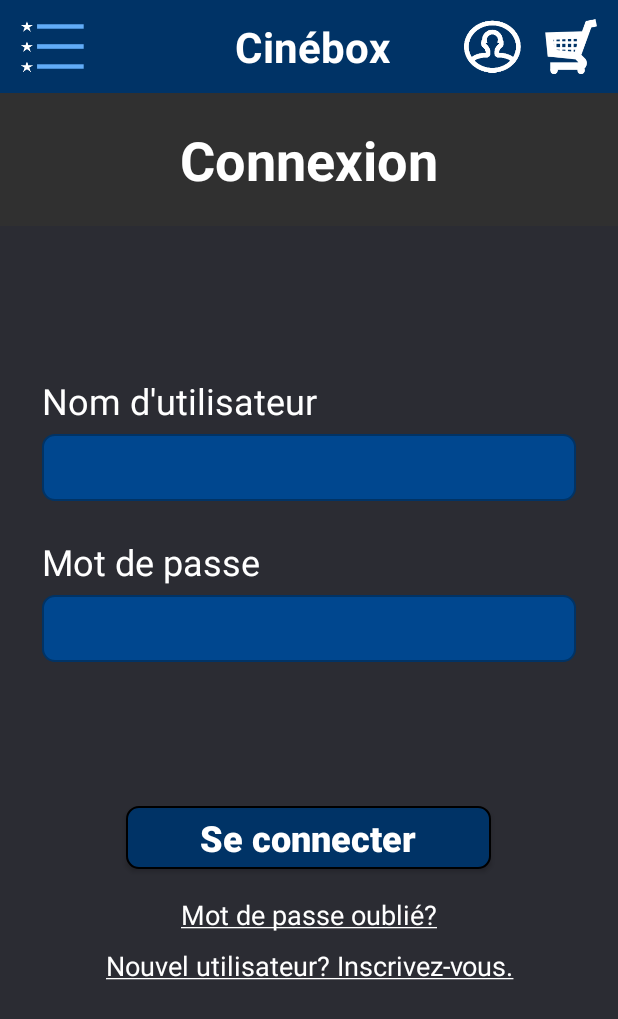
After one commit to Archidoc142/Cinebox_MOBILE, an Android app: the layout activity_login.xml on its own in the app's theme, with its tools: preview values and no code run, on a phone screen of 412 x 824 dp. The commit adds this screen. Shown: the top 1019 px of the screen. Run offline under Robolectric (Android 15) with nearby library versions, the phone set to English and light mode, and no system bars.

Commit message:
Connexion utilisateur API + session utilisateur

```diff
--- a/app/src/main/java/com/example/cinebox/FilmActivity.java
+++ b/app/src/main/java/com/example/cinebox/FilmActivity.java
@@ -15,12 +15,17 @@ package com.example.cinebox;
 import androidx.appcompat.app.AppCompatActivity;
 
 import android.os.Bundle;
+import android.widget.Toast;
 
 public class FilmActivity extends AppCompatActivity {
 
     @Override
     protected void onCreate(Bundle savedInstanceState) {
+
         super.onCreate(savedInstanceState);
         setContentView(R.layout.activity_film);
+
+        Toast.makeText(this, "Bienvenue " + Utilisateur.getInstance().getNom(), Toast.LENGTH_SHORT).show();
+
     }
 }
--- a/app/src/main/java/com/example/cinebox/MainActivity.java
+++ b/app/src/main/java/com/example/cinebox/MainActivity.java
@@ -26,7 +26,7 @@ public class MainActivity extends AppCompatActivity {
         loadFromBDToMemory();
 
         //Intent intent = new Intent(MainActivity.this, AccueilActivity.class);
-        Intent intent = new Intent(MainActivity.this, CompteActivity.class);
+        Intent intent = new Intent(MainActivity.this, LoginActivity.class);
         startActivity(intent);
     }
 
--- /dev/null
+++ b/app/src/main/res/layout/activity_login.xml
@@ -0,0 +1,145 @@
+<?xml version="1.0" encoding="utf-8"?>
+<LinearLayout xmlns:android="http://schemas.android.com/apk/res/android"
+    xmlns:app="http://schemas.android.com/apk/res-auto"
+    xmlns:tools="http://schemas.android.com/tools"
+    android:layout_width="match_parent"
+    android:layout_height="match_parent"
+    android:orientation="vertical"
+    android:background="@color/fond"
+    tools:context=".FilmsActivity">
+
+
+
+    <include
+        android:id="@+id/nav"
+        layout="@layout/nav"
+        android:layout_width="match_parent"
+        android:layout_height="wrap_content" />
+
+    <ScrollView
+        android:layout_width="match_parent"
+        android:layout_height="wrap_content">
+
+        <LinearLayout
+            android:layout_width="match_parent"
+            android:layout_height="wrap_content"
+            android:orientation="vertical">
+
+            <TextView
+                android:id="@+id/title"
+                android:layout_width="match_parent"
+                android:layout_height="wrap_content"
+                android:background="@color/titleBG"
+                android:gravity="center"
+                android:paddingTop="20dp"
+                android:paddingBottom="20dp"
+                android:text="@string/login_title"
+                android:textColor="#FFFFFF"
+                android:textSize="36dp"
+                android:textStyle="bold" />
+
+            <LinearLayout
+                android:layout_width="match_parent"
+                android:layout_height="match_parent"
+                android:layout_marginLeft="28dp"
+                android:layout_marginTop="100dp"
+                android:layout_marginRight="28dp"
+                android:orientation="vertical">
+
+                <TextView
+                    android:id="@+id/username_label"
+                    android:layout_width="match_parent"
+                    android:layout_height="wrap_content"
+                    android:layout_marginRight="24dp"
+                    android:text="@string/username_label"
+                    android:textColor="#FFFFFF"
+                    android:textSize="24dp" />
+
+                <EditText
+                    android:id="@+id/username_input"
+                    android:layout_width="match_parent"
+                    android:layout_height="wrap_content"
+                    android:layout_marginTop="6dp"
+                    android:background="@drawable/border_blue"
+                    android:ems="10"
+                    android:inputType="text"
+                    android:paddingLeft="15dp"
+                    android:paddingTop="10dp"
+                    android:paddingRight="15dp"
+                    android:paddingBottom="10dp"
+                    android:textColor="#FFFFFF" />
+
+            </LinearLayout>
+
+            <LinearLayout
+                android:layout_width="match_parent"
+                android:layout_height="match_parent"
+                android:layout_marginLeft="28dp"
+                android:layout_marginTop="24dp"
+                android:layout_marginRight="28dp"
+                android:orientation="vertical">
+
+                <TextView
+                    android:id="@+id/password_label"
+                    android:layout_width="match_parent"
+                    android:layout_height="wrap_content"
+                    android:layout_marginRight="24dp"
+                    android:text="@string/password_label"
+                    android:textColor="#FFFFFF"
+                    android:textSize="24dp" />
+
+                <EditText
+                    android:id="@+id/password_input"
+                    android:layout_width="match_parent"
+                    android:layout_height="wrap_content"
+                    android:layout_marginTop="6dp"
+                    android:background="@drawable/border_blue"
+                    android:ems="10"
+                    android:inputType="textPassword"
+                    android:paddingLeft="15dp"
+                    android:paddingTop="10dp"
+                    android:paddingRight="15dp"
+                    android:paddingBottom="10dp"
+                    android:textColor="#FFFFFF" />
+
+            </LinearLayout>
+
+            <Button
+                android:id="@+id/login_btn"
+                android:layout_width="243dp"
+                android:layout_height="42dp"
+                android:layout_gravity="center"
+                android:layout_marginTop="96dp"
+                android:background="@drawable/buttoninscription"
+                android:text="@string/login_btn"
+                android:textAllCaps="false"
+                android:textColor="#FFFFFF"
+                android:textSize="24dp"
+                android:textStyle="bold"
+                app:cornerRadius="10dp" />
+
+            <TextView
+                android:id="@+id/forgot_pwd"
+                android:layout_width="match_parent"
+                android:layout_height="wrap_content"
+                android:layout_marginTop="18dp"
+                android:gravity="center"
+                android:text="@string/forgot_pwd"
+                android:textColor="#FFFFFF"
+                android:textSize="18dp" />
+
+            <TextView
+                android:id="@+id/textView13"
+                android:layout_width="match_parent"
+                android:layout_height="wrap_content"
+                android:layout_marginTop="9dp"
+                android:gravity="center"
+                android:text="@string/new_user"
+                android:textColor="#FFFFFF"
+                android:textSize="18dp" />
+
+        </LinearLayout>
+    </ScrollView>
+
+
+</LinearLayout>
--- a/app/src/main/res/values-night/themes.xml
+++ b/app/src/main/res/values-night/themes.xml
@@ -1,7 +1,12 @@
 <resources xmlns:tools="http://schemas.android.com/tools">
     <!-- Base application theme. -->
-    <style name="Base.Theme.Cinebox" parent="Theme.Material3.DayNight.NoActionBar">
-        <!-- Customize your dark theme here. -->
-        <!-- <item name="colorPrimary">@color/my_dark_primary</item> -->
+    <style name="Base.Theme.Cinebox" parent="Theme.AppCompat.Light.NoActionBar">
+        <item name="android:forceDarkAllowed" tools:targetApi="q">false</item>
+        <!-- Customize your light theme here. -->
+        <!-- <item name="colorPrimary">@color/my_light_primary</item> -->
+    </style>
+
+    <style name="Theme.Cinebox" parent="Base.Theme.Cinebox">
+        <item name="android:forceDarkAllowed" tools:targetApi="q">false</item>
     </style>
 </resources>
--- a/app/src/main/res/values/strings.xml
+++ b/app/src/main/res/values/strings.xml
@@ -4,4 +4,10 @@
     <string name="bienvenue">Bienvenue!</string>
     <string name="films_vedette">Films en vedette</string>
     <string name="snacks_vedette">Grignotines en vedette</string>
+    <string name="login_title">Connexion</string>
+    <string name="username_label">Nom d\'utilisateur</string>
+    <string name="password_label">Mot de passe</string>
+    <string name="login_btn">Se connecter</string>
+    <string name="forgot_pwd"><u>Mot de passe oublié?</u></string>
+    <string name="new_user"><u>Nouvel utilisateur? Inscrivez-vous.</u></string>
 </resources>
--- a/app/src/main/res/values/themes.xml
+++ b/app/src/main/res/values/themes.xml
@@ -1,9 +1,12 @@
 <resources xmlns:tools="http://schemas.android.com/tools">
     <!-- Base application theme. -->
     <style name="Base.Theme.Cinebox" parent="Theme.AppCompat.Light.NoActionBar">
+        <item name="android:forceDarkAllowed" tools:targetApi="q">false</item>
         <!-- Customize your light theme here. -->
         <!-- <item name="colorPrimary">@color/my_light_primary</item> -->
     </style>
 
-    <style name="Theme.Cinebox" parent="Base.Theme.Cinebox" />
+    <style name="Theme.Cinebox" parent="Base.Theme.Cinebox">
+        <item name="android:forceDarkAllowed" tools:targetApi="q">false</item>
+    </style>
 </resources>
```
Also changed, not shown: app/src/main/AndroidManifest.xml (+12 -5 lines), app/src/main/java/com/example/cinebox/APIRequests.java (+80 -68 lines), app/src/main/java/com/example/cinebox/AccueilActivity.java (+5 -7 lines), app/src/main/java/com/example/cinebox/FilmsActivity.java (+2 -53 lines), app/src/main/java/com/example/cinebox/GrignotinesActivity.java (+1 -53 lines), app/src/main/java/com/example/cinebox/LoginActivity.java (added, +82 -0 lines), app/src/main/java/com/example/cinebox/SQLiteManager.java (+12 -7 lines), app/src/main/java/com/example/cinebox/Utilisateur.java (+53 -37 lines).
